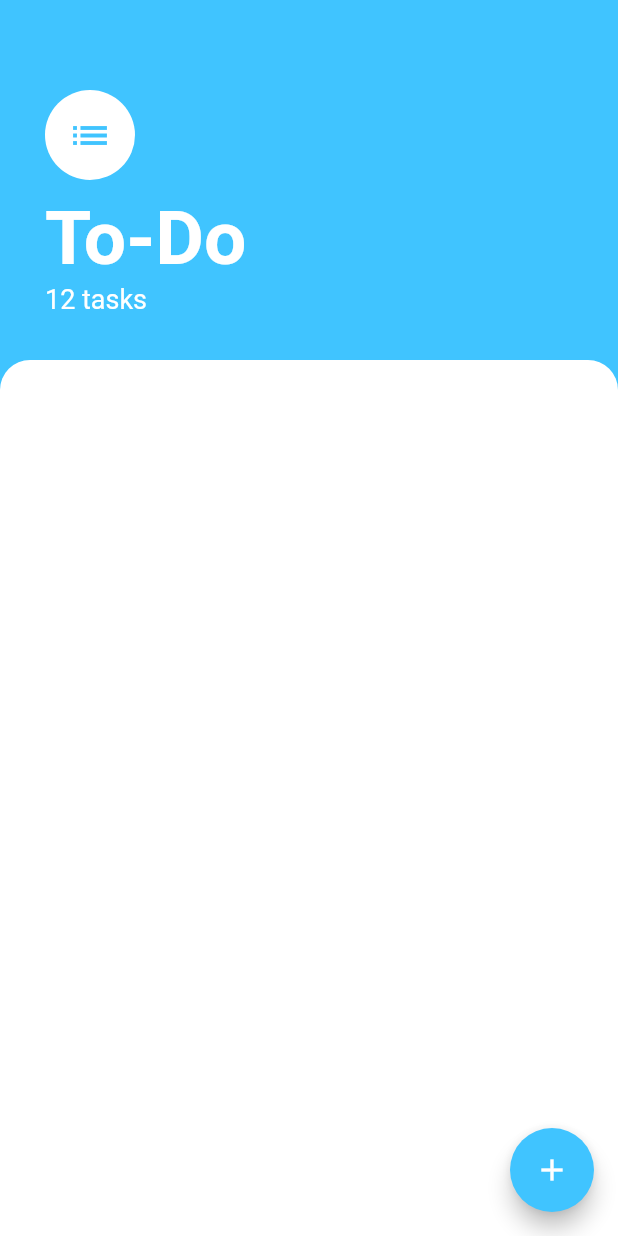
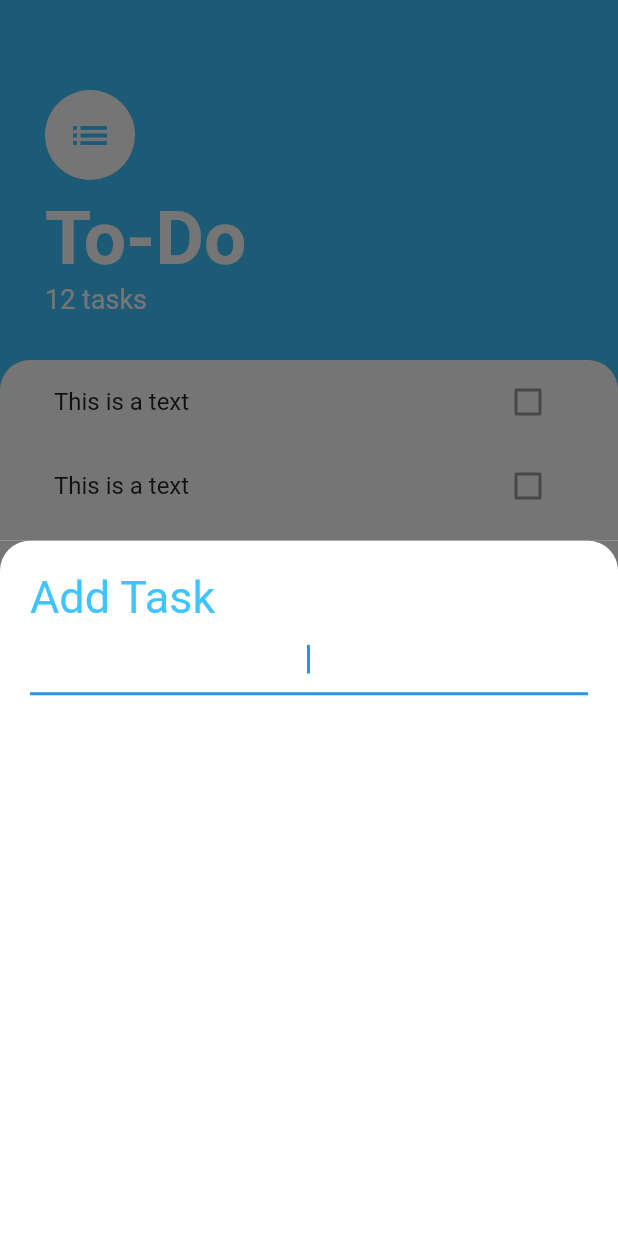
Before and after one commit to Iftekhar-Bhuiyan/To-Do-App, a Flutter app: the screen it shows after launch, after a tap on the "add" icon, on a phone screen of 412 x 824 dp. Run offline on Flutter 3.47's test engine with Material 2 defaults, Android fonts, the light colour scheme and no system bars.

Commit message:
task screen added

```diff
--- a/lib/screens/TaskScreen.dart
+++ b/lib/screens/TaskScreen.dart
@@ -1,4 +1,6 @@
 import 'package:flutter/material.dart';
+import 'package:to_do_app/widgets/tasks_list.dart';
+import 'add_task_screen.dart';
 
 class TaskScreen extends StatelessWidget {
   const TaskScreen({Key? key}) : super(key: key);
@@ -8,7 +10,10 @@ class TaskScreen extends StatelessWidget {
     return Scaffold(
       backgroundColor: Colors.lightBlueAccent,
       floatingActionButton: FloatingActionButton(
-        onPressed: () {},
+        onPressed: () {
+          showModalBottomSheet(
+              context: context, builder: (context) => AddTaskScreen());
+        },
         backgroundColor: Colors.lightBlueAccent,
         child: Icon(Icons.add),
       ),
@@ -53,6 +58,7 @@ class TaskScreen extends StatelessWidget {
           ),
           Expanded(
             child: Container(
+              padding: EdgeInsets.symmetric(horizontal: 20.0),
               decoration: BoxDecoration(
                 color: Colors.white,
                 borderRadius: BorderRadius.only(
@@ -60,6 +66,7 @@ class TaskScreen extends StatelessWidget {
                   topRight: Radius.circular(20),
                 ),
               ),
+              child: TasksList(),
             ),
           ),
         ],
--- /dev/null
+++ b/lib/screens/add_task_screen.dart
@@ -0,0 +1,42 @@
+import 'package:flutter/material.dart';
+
+class AddTaskScreen extends StatelessWidget {
+  const AddTaskScreen({Key? key}) : super(key: key);
+
+  @override
+  Widget build(BuildContext context) {
+    return Container(
+      color: Color(0xff757575),
+      child: Container(
+        padding: EdgeInsets.all(20.0),
+        decoration: BoxDecoration(
+          color: Colors.white,
+          borderRadius: BorderRadius.only(
+            topLeft: Radius.circular(20),
+            topRight: Radius.circular(20),
+          ),
+        ),
+        child: Column(
+          crossAxisAlignment: CrossAxisAlignment.stretch,
+          children: <Widget>[
+            Text(
+              'Add Task',
+              style: TextStyle(fontSize: 30.0, color: Colors.lightBlueAccent),
+            ),
+            TextField(
+              autofocus: true,
+              textAlign: TextAlign.center,
+            ),
+            TextButton(
+              onPressed: () {},
+              child: Text(
+                'Add',
+                style: TextStyle(color: Colors.white),
+              ),
+            ),
+          ],
+        ),
+      ),
+    );
+  }
+}
--- /dev/null
+++ b/lib/widgets/task_tile.dart
@@ -0,0 +1,14 @@
+import 'package:flutter/material.dart';
+
+class TaskTile extends StatelessWidget {
+  @override
+  Widget build(BuildContext context) {
+    return ListTile(
+      title: Text('This is a text'),
+      trailing: Checkbox(
+        value: false,
+        onChanged: null,
+      ),
+    );
+  }
+}
--- /dev/null
+++ b/lib/widgets/tasks_list.dart
@@ -0,0 +1,15 @@
+import 'package:flutter/material.dart';
+import 'package:to_do_app/widgets/task_tile.dart';
+
+class TasksList extends StatelessWidget {
+  @override
+  Widget build(BuildContext context) {
+    return ListView(
+      children: <Widget>[
+        TaskTile(),
+        TaskTile(),
+        TaskTile(),
+      ],
+    );
+  }
+}
```
